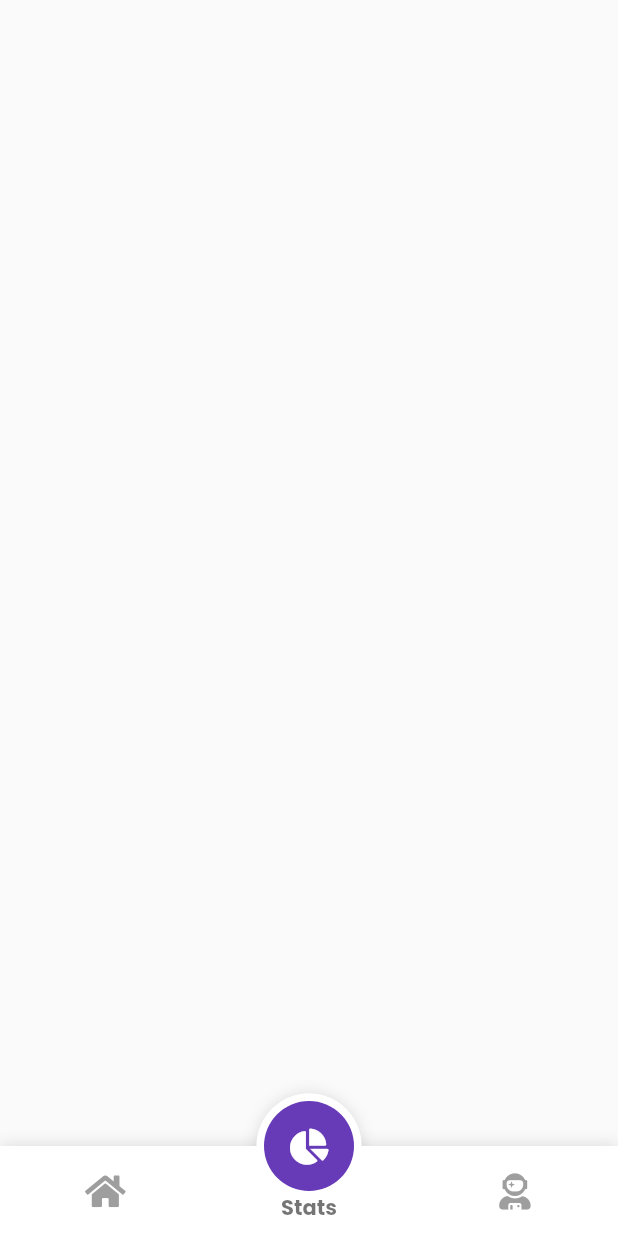
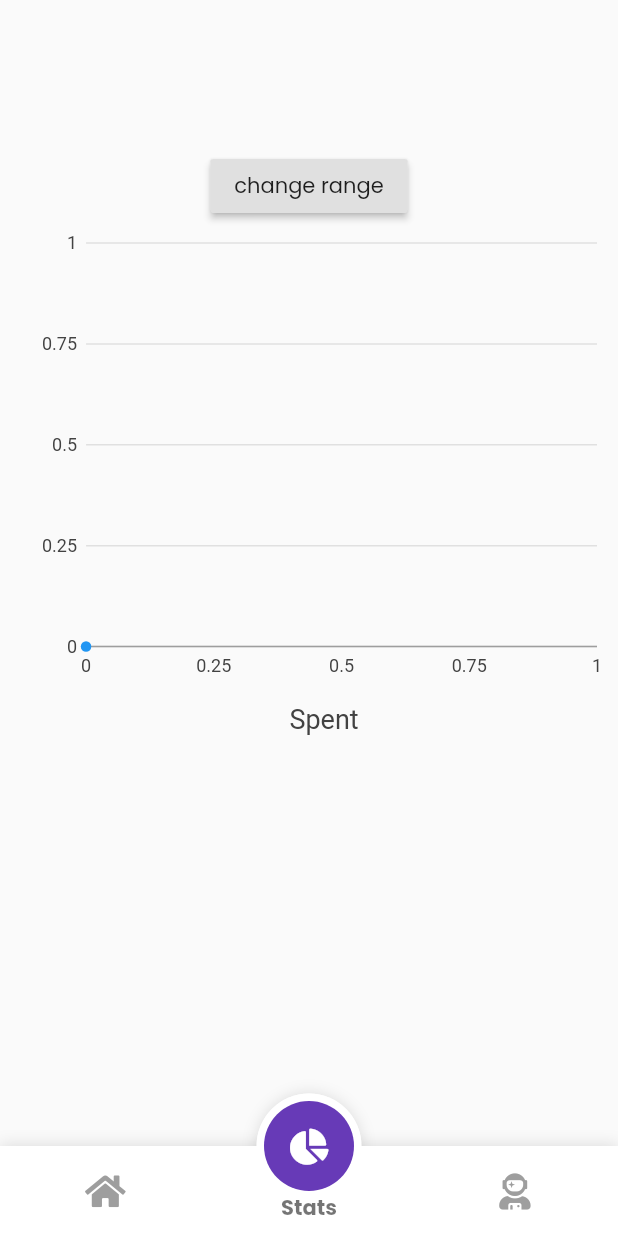
Before and after one commit to aman1210/FlutterExpenseTracker, a Flutter app: the screen it shows after launch, item 2 of the bottom bar chosen, on a phone screen of 412 x 824 dp. Run offline on Flutter 3.47's test engine with Material 2 defaults, Android fonts, the light colour scheme and no system bars; drawn by our look-alikes of fancy_bottom_navigation; our stand-ins replace charts_flutter, font_awesome_flutter, lottie, month_picker_dialog, sqflite; accounts and stored records are empty.

Commit message:
adding temporary graph

```diff
--- a/lib/main.dart
+++ b/lib/main.dart
@@ -1,5 +1,6 @@
 import 'package:flutter/material.dart';
 import 'package:flutter/services.dart';
+import 'package:month_picker_dialog/month_picker_dialog.dart';
 
 import 'package:provider/provider.dart';
 import 'package:expenseTracker/Provider/categoryProvider.dart';
@@ -23,6 +24,10 @@ class MyApp extends StatelessWidget {
         ChangeNotifierProvider(create: (ctx) => TransactionProvider()),
       ],
       child: MaterialApp(
+        locale: Locale('en'),
+        supportedLocales: [
+          Locale('en'),
+        ],
         title: 'Expense Tracker',
         debugShowCheckedModeBanner: false,
         theme: ThemeData(
--- a/lib/screens/statsPage.dart
+++ b/lib/screens/statsPage.dart
@@ -4,36 +4,122 @@ import 'package:expenseTracker/Provider/categoryProvider.dart';
 import 'package:expenseTracker/Provider/transactionProvider.dart';
 import 'package:flutter/material.dart';
 import 'package:charts_flutter/flutter.dart' as charts;
+import 'package:intl/intl.dart';
+import 'package:month_picker_dialog/month_picker_dialog.dart';
 import 'package:provider/provider.dart';
 
-class StatsPage extends StatelessWidget {
+class StatsPage extends StatefulWidget {
+  @override
+  _StatsPageState createState() => _StatsPageState();
+}
+
+class _StatsPageState extends State<StatsPage> {
+  var date = DateTime.now();
+  List<charts.Series<TransactionChart, num>> _series;
+  List<Transaction> _list = [];
+  List<TransactionChart> data = [];
+
+  generate() {
+    var start = DateTime(date.year, date.month, 1);
+    var endNum =
+        DateTime(date.year, date.month + 1, 0).compareTo(DateTime.now());
+    var end =
+        endNum > 0 ? DateTime.now() : DateTime(date.year, date.month + 1, 0);
+    data.clear();
+    data.add(TransactionChart(0, 0));
+    var sum = 0;
+    for (var i = start.day; i <= end.day; i++) {
+      var x = 0;
+      _list.map(
+        (t) {
+          if (t.transactionType == TransactionType.Expense &&
+              t.date.isAfter(start) &&
+              t.date.isBefore(end) &&
+              t.date.day == i) {
+            sum += t.amount;
+            x += t.amount;
+          }
+        },
+      ).toList();
+      if (x > 0) data.add(TransactionChart(i, sum));
+    }
+    String month = DateFormat.MMM().format(date);
+    _series.clear();
+    _series.add(
+      charts.Series(
+        id: 'Transactions',
+        data: data,
+        domainFn: (TransactionChart t, _) => t.date,
+        measureFn: (TransactionChart t, _) => t.amount,
+      ),
+    );
+  }
+
+  @override
+  void initState() {
+    super.initState();
+    _list =
+        Provider.of<TransactionProvider>(context, listen: false).transaction;
+
+    _series = List<charts.Series<TransactionChart, num>>();
+    generate();
+  }
+
   @override
   Widget build(BuildContext context) {
-    List<Transaction> _transaction =
-        Provider.of<TransactionProvider>(context).expense;
-    List<CategoryModel> _category =
-        Provider.of<CategoryProvider>(context).expenseCategory;
-    var sum = 0;
-    List<Transaction> _tM = [];
-    _category.forEach((element) {
-      print(element.categoryName);
-    });
-
     return Container(
       width: double.infinity,
+      height: 500,
       child: Column(
-        mainAxisAlignment: MainAxisAlignment.center,
-        crossAxisAlignment: CrossAxisAlignment.center,
+        mainAxisAlignment: MainAxisAlignment.spaceAround,
         children: [
-          ..._tM.map((e) => Text(e.amount.toString())).toList(),
+          SizedBox(
+            height: 100,
+          ),
+          RaisedButton(
+            child: Text('change range'),
+            onPressed: () async {
+              final DateTime picked = await showMonthPicker(
+                  context: context,
+                  initialDate: date,
+                  locale: Locale('en', ''));
+              setState(
+                () {
+                  date = picked;
+                  generate();
+                },
+              );
+            },
+          ),
+          Expanded(
+            child: Padding(
+              padding: const EdgeInsets.only(left: 20.0),
+              child: charts.LineChart(
+                _series,
+                animate: true,
+                animationDuration: Duration(milliseconds: 300),
+                defaultRenderer: charts.LineRendererConfig(
+                  includeArea: true,
+                  includePoints: true,
+                  includeLine: true,
+                ),
+                behaviors: [
+                  charts.ChartTitle(
+                    'Spent',
+                    behaviorPosition: charts.BehaviorPosition.bottom,
+                  )
+                ],
+              ),
+            ),
+          ),
         ],
       ),
     );
   }
 }
 
-class Category {
-  String name;
+class TransactionChart {
+  num date;
   int amount;
-  Category({this.name, this.amount});
+  TransactionChart(this.date, this.amount);
 }
--- a/lib/widgets/home/dragContainer.dart
+++ b/lib/widgets/home/dragContainer.dart
@@ -126,7 +126,9 @@ class _DragContainerState extends State<DragContainer>
     );
 
     return Container(
-      margin: const EdgeInsets.only(top: 30, bottom: 20),
+      margin: const EdgeInsets.only(
+        top: 30,
+      ),
       child: Stack(
         alignment: Alignment.center,
         children: [
--- a/pubspec.yaml
+++ b/pubspec.yaml
@@ -29,6 +29,7 @@ dependencies:
   lottie: ^0.6.0
   charts_flutter: ^0.9.0
   sqflite: ^1.3.1+1
+  month_picker_dialog: ^0.3.3
   font_awesome_flutter: ^8.10.0
   fancy_bottom_navigation: ^0.3.2
 
```
Also changed, not shown: lib/Provider/transactionProvider.dart (+13 -0 lines), lib/screens/home.dart (+8 -0 lines), pubspec.lock.
